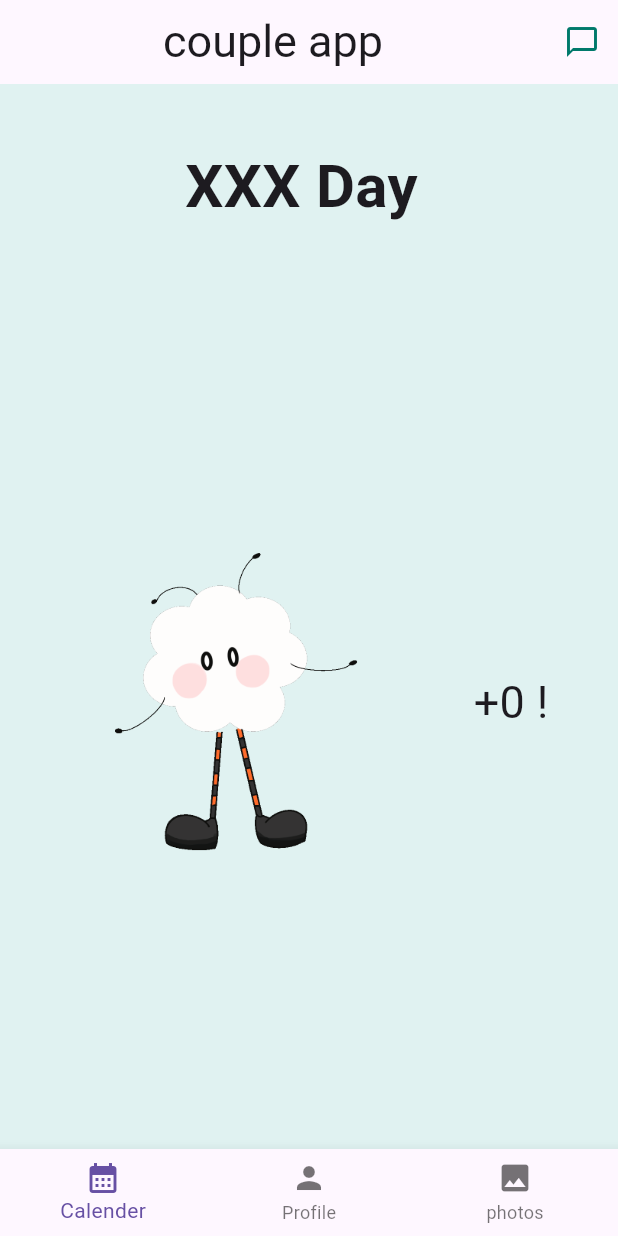
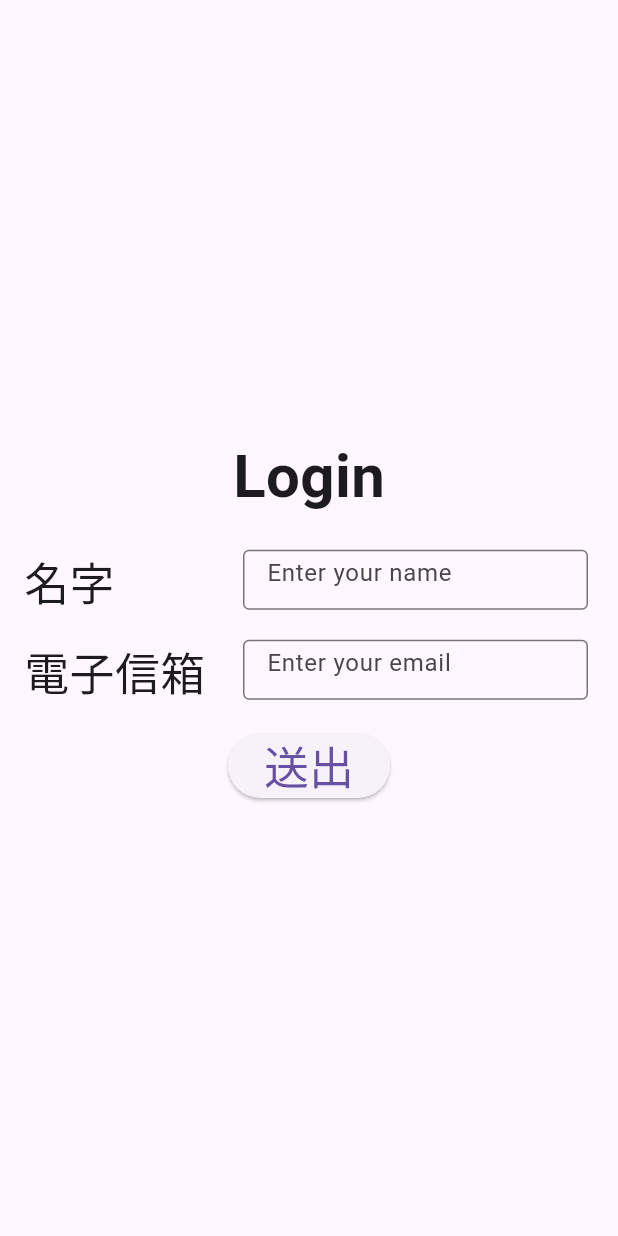
Before and after one commit to yeinchingg/couple_app, a Flutter app: the screen it shows after launch, on a phone screen of 412 x 824 dp. Run offline on Flutter 3.47's test engine with Material 3 defaults, Android fonts, the phone set to English and light mode, and no system bars; our stand-ins replace firebase_auth, firebase_core, google_fonts, image_picker, shared_preferences, table_calendar; accounts and stored records are empty.

Commit message:
add login.dart and fix some version problems

```diff
--- /dev/null
+++ b/lib/auto.dart
@@ -0,0 +1,11 @@
+import "package:firebase_auth/firebase_auth.dart";
+
+class Auth{
+
+  final FirebaseAuth _firebaseAuth =FirebaseAuth.instance;
+  User? get currentUser => _firebaseAuth.currentUser;
+
+  Stream<User?> get authStateChanges => _firebaseAuth.authStateChanges();
+
+
+}
--- a/lib/main.dart
+++ b/lib/main.dart
@@ -1,7 +1,7 @@
-import 'package:couple_app/screens/photo.dart';
-import 'package:couple_app/screens/profile.dart';
+import 'package:couple_app/screens/login.dart';
+
 import 'package:flutter/material.dart';
-import 'screens/calendar.dart';
+
 
 void main() {
   runApp( const MyApp());
@@ -17,7 +17,7 @@ class MyApp extends StatelessWidget{
       theme: ThemeData(
         primarySwatch: Colors.blue,
       ),
-      home: ProfilePage(),
+      home: LoginPage(),
     );
   }
 }
--- a/lib/screens/calendar.dart
+++ b/lib/screens/calendar.dart
@@ -5,7 +5,7 @@ import 'package:shared_preferences/shared_preferences.dart';
 import 'dart:convert';
 import 'package:couple_app/screens/profile.dart';
 import 'package:couple_app/screens/photo.dart';
-import 'package:couple_app/ widgets/navigate.dart';
+import 'package:couple_app/widgets/navigate.dart';
 
 class CalendarMemoPage extends StatefulWidget {
   const CalendarMemoPage({super.key});
--- /dev/null
+++ b/lib/screens/login.dart
@@ -0,0 +1,84 @@
+import 'package:flutter/material.dart';
+import 'package:couple_app/theme/text_styles.dart';
+
+class LoginPage extends StatefulWidget {
+  const LoginPage({super.key});
+
+  @override
+  State<LoginPage> createState() => _LoginPageState();
+}
+
+class _LoginPageState extends State<LoginPage> {
+  @override
+  Widget build(BuildContext context) {
+    return Scaffold(
+      body: Center(
+        child: Column(
+          mainAxisAlignment: MainAxisAlignment.center,
+          crossAxisAlignment: CrossAxisAlignment.center,
+          children: [
+            Text("Login", style: headingStyle),
+            SizedBox(height: 20,),
+            Row(
+              crossAxisAlignment: CrossAxisAlignment.center,
+              children: [
+                SizedBox(width: 16),
+                SizedBox(
+                  width: 130,
+                  height: 40,
+                  child: Text(
+                    "名字",
+                    style: bodyStyle,
+                    textAlign: TextAlign.left,
+                  ),
+                ),
+                SizedBox(width: 16),
+                SizedBox(
+                  width: 230,
+                  height: 40,
+                  child: TextField(
+                    decoration: InputDecoration(
+                      border: OutlineInputBorder(),
+                      hintText: 'Enter your name',
+                    ),
+                  ),
+                ),
+              ],
+            ),
+            SizedBox(height: 20,),
+            Row(
+              children: [
+                SizedBox(width: 16),
+                SizedBox(
+                  width: 130,
+                  height: 40,
+                  child: Text(
+                    "電子信箱",
+                    style: bodyStyle,
+                    textAlign: TextAlign.left,
+                  ),
+                ),
+                SizedBox(width: 16),
+                SizedBox(
+                  width: 230,
+                  height: 40,
+                  child: TextField(
+                    decoration: InputDecoration(
+                      border: OutlineInputBorder(),
+                      hintText: 'Enter your email',
+                    ),
+                  ),
+                ),
+              ],
+            ),
+            SizedBox(height: 20,),
+            ElevatedButton(
+              onPressed: () {},
+              child: Text("送出", style: bodyStyle),
+            ),
+          ],
+        ),
+      ),
+    );
+  }
+}
--- a/lib/screens/photo.dart
+++ b/lib/screens/photo.dart
@@ -4,7 +4,7 @@ import 'package:image_picker/image_picker.dart';
 import 'package:flutter/material.dart';
 import 'package:couple_app/screens/profile.dart';
 import 'package:couple_app/screens/calendar.dart';
-import 'package:couple_app/ widgets/navigate.dart';
+import 'package:couple_app/widgets/navigate.dart';
 
 class PhotoWallPage extends StatefulWidget {
     const PhotoWallPage({super.key});
--- a/lib/screens/profile.dart
+++ b/lib/screens/profile.dart
@@ -1,8 +1,8 @@
 import "package:flutter/material.dart";
 import 'package:couple_app/theme/text_styles.dart';
 import 'package:couple_app/theme/color_styles.dart';
-import 'package:couple_app/chat/chat_page.dart';
-import 'package:couple_app/ widgets/navigate.dart';
+import 'package:couple_app/screens/chat_page.dart';
+import 'package:couple_app/widgets/navigate.dart';
 import 'package:couple_app/screens/calendar.dart';
 import 'package:couple_app/screens/photo.dart';
 class ProfilePage extends StatefulWidget {
--- a/pubspec.yaml
+++ b/pubspec.yaml
@@ -38,6 +38,8 @@ dependencies:
 
   image_picker: ^1.1.2
   google_fonts: ^6.2.1
+  firebase_core: ^4.0.0
+  firebase_auth: ^6.0.0
 
 dev_dependencies:
   flutter_test:
```
Also changed, not shown: firebase.json (added), lib/firebase_options.dart (added), lib/screens/chat_page.dart (renamed from lib/chat/chat_page.dart), lib/widgets/navigate.dart (renamed from lib/ widgets/navigate.dart), pubspec.lock, 7 other files.
